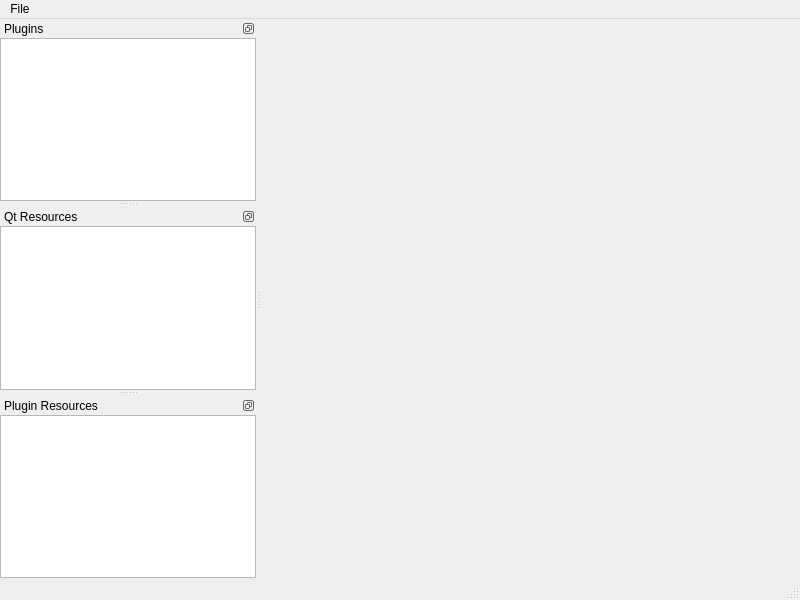
Before: the Qt Designer form Applications/ctkPluginBrowser/ctkPluginBrowserMainWindow.ui in commontk/CTK, drawn with Qt 5.
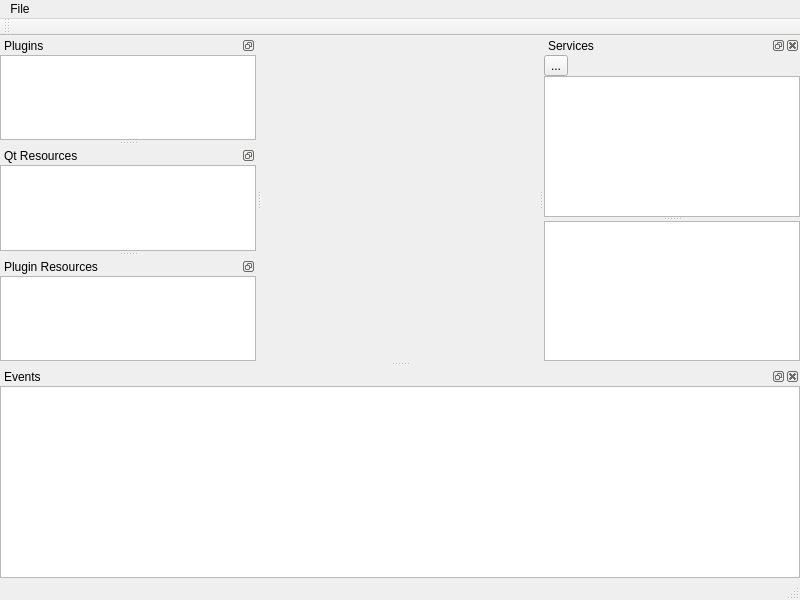
After: the same form once the commit is applied. Icons and pictures are not drawn.

Commit message: ENH: PluginBrowser: added dock widgets for service browsing and a toolbar

The edit to the form file:
```diff
--- a/Applications/ctkPluginBrowser/ctkPluginBrowserMainWindow.ui
+++ b/Applications/ctkPluginBrowser/ctkPluginBrowserMainWindow.ui
@@ -152,6 +152,122 @@
     </layout>
    </widget>
   </widget>
+  <widget class="QDockWidget" name="dockWidget_4">
+   <property name="windowTitle">
+    <string>Services</string>
+   </property>
+   <attribute name="dockWidgetArea">
+    <number>2</number>
+   </attribute>
+   <widget class="QWidget" name="dockWidgetContents_4">
+    <layout class="QVBoxLayout" name="verticalLayout_5">
+     <property name="spacing">
+      <number>0</number>
+     </property>
+     <property name="margin">
+      <number>0</number>
+     </property>
+     <item>
+      <widget class="QWidget" name="widget" native="true">
+       <layout class="QVBoxLayout" name="verticalLayout_7">
+        <property name="spacing">
+         <number>0</number>
+        </property>
+        <property name="margin">
+         <number>0</number>
+        </property>
+        <item>
+         <widget class="QWidget" name="widget_2" native="true">
+          <layout class="QHBoxLayout" name="horizontalLayout">
+           <property name="spacing">
+            <number>2</number>
+           </property>
+           <property name="margin">
+            <number>0</number>
+           </property>
+           <item>
+            <widget class="QToolButton" name="linkServicesToolButton">
+             <property name="maximumSize">
+              <size>
+               <width>24</width>
+               <height>24</height>
+              </size>
+             </property>
+             <property name="text">
+              <string>...</string>
+             </property>
+             <property name="icon">
+              <iconset resource="ctkPluginBrowserResources.qrc">
+               <normaloff>:/pluginbrowser/images/linkicon.png</normaloff>:/pluginbrowser/images/linkicon.png</iconset>
+             </property>
+             <property name="checkable">
+              <bool>true</bool>
+             </property>
+            </widget>
+           </item>
+           <item>
+            <spacer name="horizontalSpacer">
+             <property name="orientation">
+              <enum>Qt::Horizontal</enum>
+             </property>
+             <property name="sizeHint" stdset="0">
+              <size>
+               <width>40</width>
+               <height>20</height>
+              </size>
+             </property>
+            </spacer>
+           </item>
+          </layout>
+         </widget>
+        </item>
+        <item>
+         <widget class="QSplitter" name="splitter">
+          <property name="orientation">
+           <enum>Qt::Vertical</enum>
+          </property>
+          <widget class="QTableView" name="servicesTableView"/>
+          <widget class="QTableView" name="servicePropsTableView"/>
+         </widget>
+        </item>
+       </layout>
+      </widget>
+     </item>
+    </layout>
+   </widget>
+  </widget>
+  <widget class="QDockWidget" name="dockWidget_5">
+   <property name="windowTitle">
+    <string>Events</string>
+   </property>
+   <attribute name="dockWidgetArea">
+    <number>8</number>
+   </attribute>
+   <widget class="QWidget" name="dockWidgetContents_5">
+    <layout class="QVBoxLayout" name="verticalLayout_6">
+     <property name="spacing">
+      <number>0</number>
+     </property>
+     <property name="margin">
+      <number>0</number>
+     </property>
+     <item>
+      <widget class="QTableView" name="eventsTableView"/>
+     </item>
+    </layout>
+   </widget>
+  </widget>
+  <widget class="QToolBar" name="pluginToolBar">
+   <property name="windowTitle">
+    <string>toolBar</string>
+   </property>
+   <attribute name="toolBarArea">
+    <enum>TopToolBarArea</enum>
+   </attribute>
+   <attribute name="toolBarBreak">
+    <bool>false</bool>
+   </attribute>
+  </widget>
   <action name="actionExit">
    <property name="text">
     <string>Exit</string>
```
Left out of the diff: 4 changed lines with no effect on the pictures. The commit also changes 7 other files.
